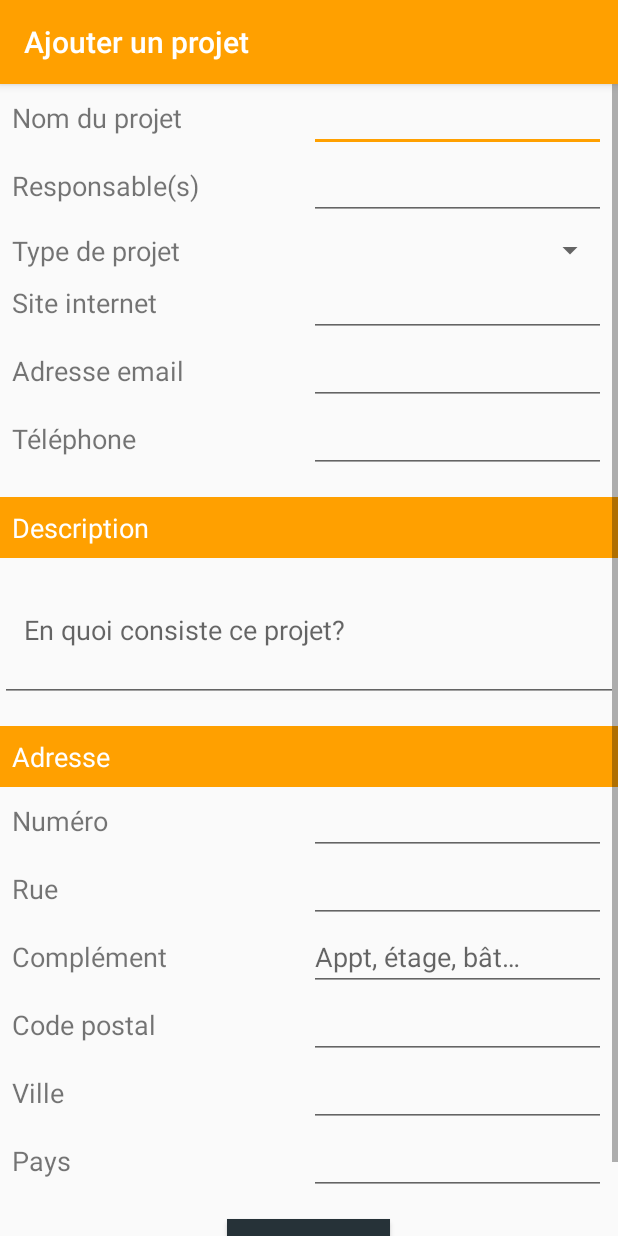
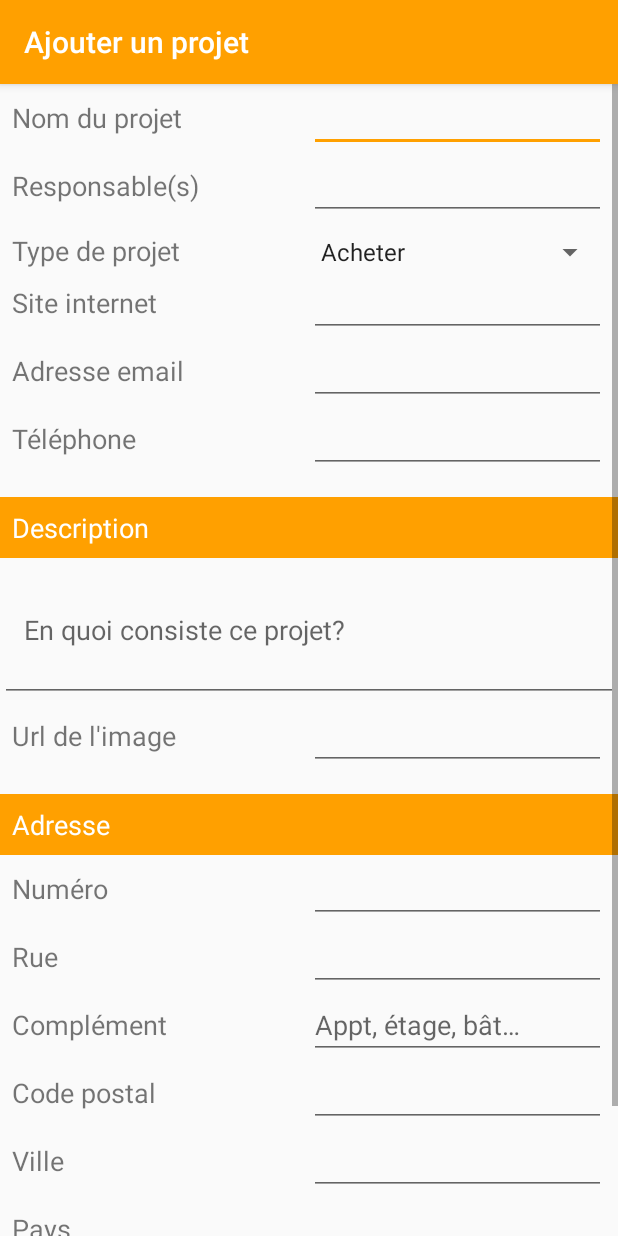
Before and after one commit to ACVivant/HappyDreche, an Android app: the AddProjectActivity screen opened directly, with no data from a screen before it, on a phone screen of 412 x 824 dp. Run offline under Robolectric (Android 15) with nearby library versions, the phone set to English and light mode, and no system bars; our stand-ins replace Firebase (no records; nobody signed in at launch, a user with empty details on screens opened directly).

Commit message:
save a new project

```diff
--- a/app/src/main/java/com/vivant/annecharlotte/happydreche/AddProjectActivity.kt
+++ b/app/src/main/java/com/vivant/annecharlotte/happydreche/AddProjectActivity.kt
@@ -2,11 +2,98 @@ package com.vivant.annecharlotte.happydreche
 
 import androidx.appcompat.app.AppCompatActivity
 import android.os.Bundle
+import android.util.Log
+import android.widget.*
+import com.google.firebase.auth.FirebaseAuth
+import com.google.firebase.database.FirebaseDatabase
+import com.vivant.annecharlotte.happydreche.firestore.Project
 
 class AddProjectActivity : AppCompatActivity() {
+
+    val TAG = "AddProjectActivity"
+    lateinit var addNameText: EditText
+    lateinit var addBossText: EditText
+    lateinit var addWebsiteText: EditText
+    lateinit var addEmailText: EditText
+    lateinit var addTelText: EditText
+    lateinit var addDescriptionText: EditText
+    lateinit var addPictureUrl: EditText
+    lateinit var addNumberAddressText: EditText
+    lateinit var addStreetAddressText: EditText
+    lateinit var addStreet2AddressText: EditText
+    lateinit var addZipcodeAddressText: EditText
+    lateinit var addTownAddressText: EditText
+    lateinit var addCountryAddressText: EditText
+
+    lateinit var addSpinnerType: Spinner
+
+    lateinit var saveBtn: Button
 
     override fun onCreate(savedInstanceState: Bundle?) {
         super.onCreate(savedInstanceState)
         setContentView(R.layout.activity_add_project)
+
+        addNameText = findViewById(R.id.add_name_text)
+        addBossText = findViewById(R.id.add_boss_text)
+        addWebsiteText = findViewById(R.id.add_website_text)
+        addEmailText = findViewById(R.id.add_email_text)
+        addTelText = findViewById(R.id.add_tel_text)
+        addDescriptionText = findViewById(R.id.add_description_text)
+        addPictureUrl = findViewById(R.id.add_picture_url)
+        addNumberAddressText = findViewById(R.id.add_address_number)
+        addStreetAddressText = findViewById(R.id.add_address_street)
+        addStreet2AddressText = findViewById(R.id.add_address_street2)
+        addZipcodeAddressText = findViewById(R.id.add_address_zipcode)
+        addTownAddressText = findViewById(R.id.add_address_zipcode)
+        addCountryAddressText = findViewById(R.id.add_address_country)
+
+        addSpinnerType = findViewById(R.id.add_spinner_type)
+
+        saveBtn = findViewById(R.id.add_save_button)
+        saveBtn.setOnClickListener { saveProject() }
+
+        val adapter = ArrayAdapter.createFromResource(
+            this,
+            R.array.add_project_type, android.R.layout.simple_spinner_item
+        )
+        // Specify the layout to use when the list of choices appears
+        adapter.setDropDownViewResource(android.R.layout.simple_spinner_dropdown_item)
+        addSpinnerType.setAdapter(adapter)
+       // addSpinnerType.setOnItemSelectedListener()
+    }
+
+    private fun saveProject() {
+
+        val nameText = addNameText.text.toString().trim()
+        val bossText = addBossText.text.toString().trim()
+        val websiteText = addWebsiteText.text.toString().trim()
+        val emailText = addEmailText.text.toString().trim()
+        val telText = addTelText.text.toString().trim()
+        val descriptionText = addDescriptionText.text.toString().trim()
+        val pictureUrlText = addPictureUrl.text.toString().trim()
+        val numberAddressText = addNumberAddressText.text.toString().trim()
+        val streetAddressText = addStreetAddressText.text.toString().trim()
+        val street2AddressText = addStreet2AddressText.text.toString().trim()
+        val zipcodeAddressText = addZipcodeAddressText.text.toString().trim()
+        val townAddressText = addTownAddressText.text.toString().trim()
+        val countryAddressText = addCountryAddressText.text.toString().trim()
+
+        if (nameText.isEmpty() || descriptionText.isEmpty() || streetAddressText.isEmpty() || zipcodeAddressText.isEmpty() || townAddressText.isEmpty() || countryAddressText.isEmpty()) {
+            Toast.makeText(applicationContext,resources.getString(R.string.save_error), Toast.LENGTH_LONG).show()
+            return
+        }
+
+        val ref = FirebaseDatabase.getInstance().getReference("projects")
+        val newProjectId = ref.push().key
+        val newProject = Project(
+            newProjectId!!,
+            nameText, bossText, emailText, websiteText, telText, descriptionText, addSpinnerType.selectedItemPosition, pictureUrlText,
+            numberAddressText, street2AddressText, street2AddressText, zipcodeAddressText, townAddressText, countryAddressText)
+
+        ref.child(newProjectId!!).setValue(newProject).addOnCompleteListener{
+            Toast.makeText(applicationContext, resources.getString(R.string.save_completed), Toast.LENGTH_LONG).show()
+        }
+
+
     }
 }
--- a/app/src/main/java/com/vivant/annecharlotte/happydreche/Address.kt
+++ b/app/src/main/java/com/vivant/annecharlotte/happydreche/Address.kt
@@ -4,4 +4,4 @@ package com.vivant.annecharlotte.happydreche
  * Address model
  */
 
-class Address(var addressId:String, var numberInStreet: String, var street: String, var street2: String, var zipcode: String, var town: String, var country: String)
+class Address(var numberInStreet: String, var street: String, var street2: String, var zipcode: String, var town: String, var country: String)
--- a/app/src/main/java/com/vivant/annecharlotte/happydreche/authentication/WelcomeActivity.kt
+++ b/app/src/main/java/com/vivant/annecharlotte/happydreche/authentication/WelcomeActivity.kt
@@ -101,9 +101,11 @@ class WelcomeActivity : AppCompatActivity() {
         }
     }
     private fun showSingInOptions() {
-        startActivityForResult(AuthUI.getInstance().createSignInIntentBuilder()
+        startActivityForResult(AuthUI.getInstance()
+            .createSignInIntentBuilder()
             .setAvailableProviders(providers)
             .setTheme(R.style.LoginTheme)
+            .setIsSmartLockEnabled(false)
             .build(), RC_SIGN_IN )
     }
 }
--- a/app/src/main/res/layout/activity_add_project.xml
+++ b/app/src/main/res/layout/activity_add_project.xml
@@ -73,7 +73,7 @@
                     android:textSize="@dimen/default_text_size"/>
 
             <Spinner
-                    android:id="@+id/create_spinner_status"
+                    android:id="@+id/add_spinner_type"
                     android:layout_width="match_parent"
                     android:layout_height="wrap_content"
                     android:layout_weight="50"
@@ -169,6 +169,28 @@
                 android:paddingStart="@dimen/activity_horizontal_bigmargin"
                 android:paddingEnd="@dimen/activity_horizontal_margin"
                 android:textSize="@dimen/default_text_size" />
+
+        <LinearLayout
+                android:layout_width="match_parent"
+                android:layout_height="wrap_content"
+                android:orientation="horizontal"
+                android:paddingStart="@dimen/activity_horizontal_margin"
+                android:paddingEnd="@dimen/activity_horizontal_margin">
+
+            <TextView
+                    android:layout_width="match_parent"
+                    android:layout_height="wrap_content"
+                    android:layout_weight="50"
+                    android:text="@string/add_picture_url"
+                    android:textSize="@dimen/default_text_size" />
+
+            <EditText
+                    android:id="@+id/add_picture_url"
+                    android:layout_width="match_parent"
+                    android:layout_height="wrap_content"
+                    android:layout_weight="50"
+                    android:textSize="@dimen/default_text_size" />
+        </LinearLayout>
 
         <TextView
                 android:layout_width="match_parent"
--- a/app/src/main/res/values/strings.xml
+++ b/app/src/main/res/values/strings.xml
@@ -50,6 +50,7 @@
     <string name="add_type">"Type de projet"</string>
     <string name="add_description_title">"Description"</string>
     <string name="add_description_text">"En quoi consiste ce projet?"</string>
+    <string name="add_picture_url">"Url de l'image"</string>
     <string name="add_name">"Nom du projet"</string>
     <string name="add_boss">"Responsable(s)"</string>
     <string name="add_website">"Site internet"</string>
@@ -64,6 +65,8 @@
     <string name="set_location_town">"Ville"</string>
     <string name="set_location_country">"Pays"</string>
     <string name="save_btn">"Enregistrer"</string>
+    <string name="save_error">"Il faut entrer au minimum un nom de projet, une description et une adresse complète"</string>
+    <string name="save_completed">"Nouveau projet enregistré"</string>
 
     <string-array name="add_project_type">
         <item>Acheter</item>
```
Also changed, not shown: app/src/main/java/com/vivant/annecharlotte/happydreche/MainActivity.kt (+1 -9 lines), app/src/main/java/com/vivant/annecharlotte/happydreche/firestore/Project.kt (+6 -6 lines).
